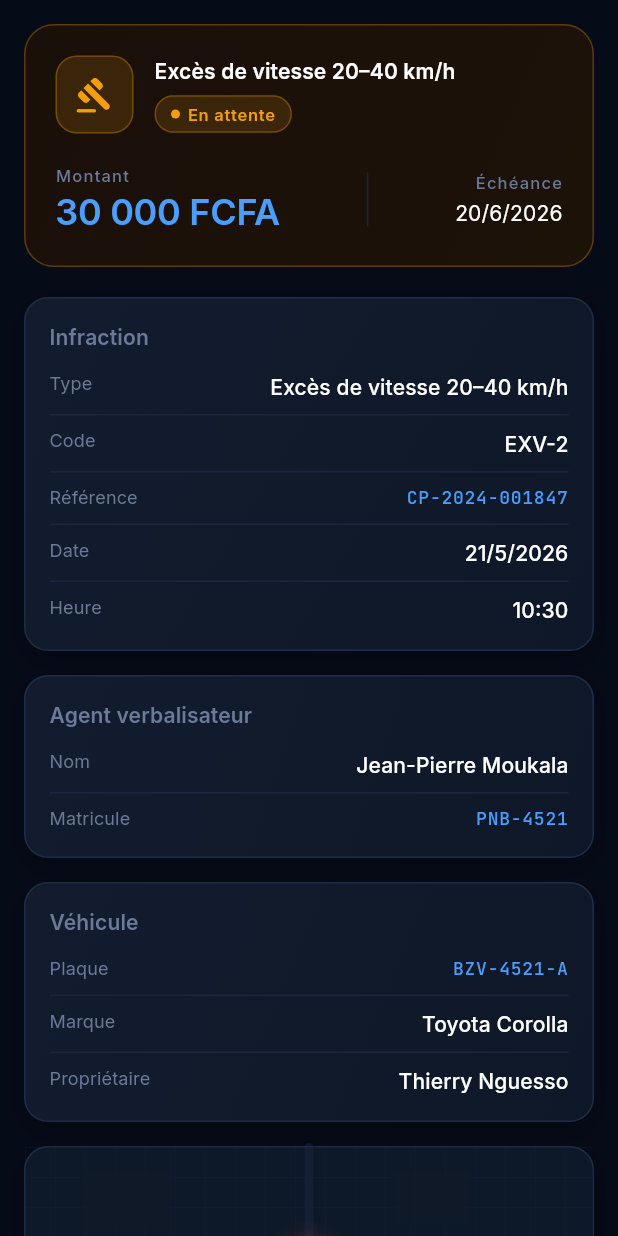
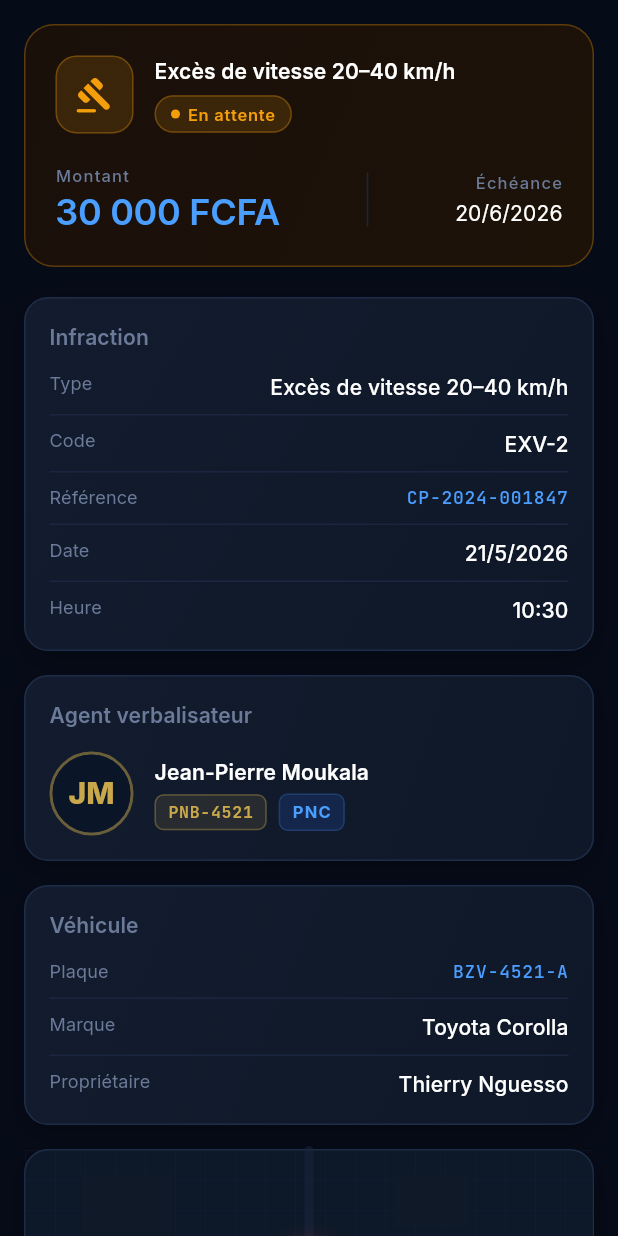
Before and after one commit to Xavierik98/circulation_plus, a Flutter app: the _FineDetailsBody widget shown alone on an empty page, opened directly with sample values from the repository, on a phone screen of 412 x 824 dp. Run offline on Flutter 3.47's test engine with Material 3 defaults, Android fonts, the phone set to English and light mode, and no system bars; drawn by our look-alikes of flutter_animate; our stand-ins replace dio, firebase_core, firebase_messaging, fl_chart, flutter_map, flutter_riverpod and 9 more; accounts and stored records are empty; network calls fail.

Commit message:
feat: photo agent verbalisateur dans l'écran de détails d'amende
- FineModel : nouveau champ officerPhotoUrl (nullable)
- mappers.dart : extrait officer.photoUrl du JSON API
- fine_details_screen.dart : section agent avec avatar circulaire
  (photo réseau si disponible, sinon initiales sur fond marine/or)
  + badge matricule stylisé or + badge PNC

Co-Authored-By: Claude Sonnet 4.6 <noreply@anthropic.com>

```diff
--- a/lib/data/mappers.dart
+++ b/lib/data/mappers.dart
@@ -45,6 +45,7 @@ FineModel fineFromJson(Map<String, dynamic> j) {
     officerId: j['officerId'] as String? ?? '',
     officerName: officer?['name'] as String? ?? '',
     officerBadge: officer?['badgeNumber'] as String? ?? '',
+    officerPhotoUrl: officer?['photoUrl'] as String?,
     infractionCode: infraction?['code'] as String? ?? '',
     infractionLabel: infraction?['libelle'] as String? ?? '',
     amount: (j['montantTotal'] as num?)?.toInt() ?? 0,
--- a/lib/features/citizen/presentation/fine_details_screen.dart
+++ b/lib/features/citizen/presentation/fine_details_screen.dart
@@ -135,13 +135,7 @@ class _FineDetailsBody extends StatelessWidget {
           const SizedBox(height: 16),
 
           // Officer info
-          _buildSection('Agent verbalisateur', [
-            _DetailRow(label: 'Nom', value: fine.officerName),
-            _DetailRow(
-                label: 'Matricule',
-                value: fine.officerBadge,
-                isMono: true),
-          ]),
+          _buildOfficerSection(fine),
 
           const SizedBox(height: 16),
 
@@ -306,6 +300,115 @@ class _FineDetailsBody extends StatelessWidget {
         ],
       ),
     ).animate().fadeIn(duration: 400.ms).scale(begin: const Offset(0.97, 0.97));
+  }
+
+  Widget _buildOfficerSection(FineModel fine) {
+    return PremiumCard(
+      child: Column(
+        crossAxisAlignment: CrossAxisAlignment.start,
+        children: [
+          Text('Agent verbalisateur',
+              style: AppTextStyles.titleSmall
+                  .copyWith(color: AppColors.textTertiary)),
+          const SizedBox(height: 14),
+          Row(
+            children: [
+              // Avatar photo ou initiales
+              Container(
+                width: 56,
+                height: 56,
+                decoration: BoxDecoration(
+                  shape: BoxShape.circle,
+                  border: Border.all(
+                      color: AppColors.gold.withValues(alpha: 0.5), width: 2),
+                  color: AppColors.policeNavy,
+                ),
+                child: ClipOval(
+                  child: fine.officerPhotoUrl != null &&
+                          fine.officerPhotoUrl!.isNotEmpty
+                      ? Image.network(
+                          fine.officerPhotoUrl!,
+                          fit: BoxFit.cover,
+                          errorBuilder: (_, __, ___) =>
+                              _officerInitials(fine.officerName),
+                        )
+                      : _officerInitials(fine.officerName),
+                ),
+              ),
+              const SizedBox(width: 14),
+              Expanded(
+                child: Column(
+                  crossAxisAlignment: CrossAxisAlignment.start,
+                  children: [
+                    Text(fine.officerName.isEmpty ? '—' : fine.officerName,
+                        style: AppTextStyles.bodyMedium.copyWith(
+                            color: AppColors.textPrimary,
+                            fontWeight: FontWeight.w600)),
+                    const SizedBox(height: 4),
+                    Row(
+                      children: [
+                        Container(
+                          padding: const EdgeInsets.symmetric(
+                              horizontal: 8, vertical: 3),
+                          decoration: BoxDecoration(
+                            color: AppColors.gold.withValues(alpha: 0.12),
+                            borderRadius: BorderRadius.circular(6),
+                            border: Border.all(
+                                color: AppColors.gold.withValues(alpha: 0.35)),
+                          ),
+                          child: Text(
+                            fine.officerBadge.isEmpty ? '—' : fine.officerBadge,
+                            style: AppTextStyles.mono.copyWith(
+                                fontSize: 11,
+                                color: AppColors.gold,
+                                fontWeight: FontWeight.w700),
+                          ),
+                        ),
+                        const SizedBox(width: 8),
+                        Container(
+                          padding: const EdgeInsets.symmetric(
+                              horizontal: 8, vertical: 3),
+                          decoration: BoxDecoration(
+                            color: AppColors.policeBlue.withValues(alpha: 0.5),
+                            borderRadius: BorderRadius.circular(6),
+                            border: Border.all(
+                                color: AppColors.primary.withValues(alpha: 0.2)),
+                          ),
+                          child: Text('PNC',
+                              style: AppTextStyles.caption.copyWith(
+                                  color: AppColors.primary,
+                                  fontWeight: FontWeight.w700)),
+                        ),
+                      ],
+                    ),
+                  ],
+                ),
+              ),
+            ],
+          ),
+        ],
+      ),
+    ).animate().fadeIn(delay: 150.ms);
+  }
+
+  Widget _officerInitials(String name) {
+    final parts = name.trim().split(RegExp(r'\s+'));
+    final initials = parts
+        .take(2)
+        .map((p) => p.isNotEmpty ? p[0].toUpperCase() : '')
+        .join();
+    return Container(
+      color: AppColors.policeNavy,
+      child: Center(
+        child: Text(
+          initials.isEmpty ? '?' : initials,
+          style: const TextStyle(
+              color: AppColors.gold,
+              fontSize: 20,
+              fontWeight: FontWeight.w800),
+        ),
+      ),
+    );
   }
 
   Widget _buildSection(String title, List<Widget> rows) {
--- a/lib/shared/models/fine_model.dart
+++ b/lib/shared/models/fine_model.dart
@@ -20,7 +20,8 @@ class FineModel {
   final String location;
   final double latitude;
   final double longitude;
-  final String? paymentId;   // UUID du paiement (pour le reçu)
+  final String? officerPhotoUrl;  // Photo de l'agent verbalisateur
+  final String? paymentId;        // UUID du paiement (pour le reçu)
   final String? paymentRef;
   final DateTime? paidAt;
   final String? paymentMethod;
@@ -45,6 +46,7 @@ class FineModel {
     required this.location,
     required this.latitude,
     required this.longitude,
+    this.officerPhotoUrl,
     this.paymentId,
     this.paymentRef,
     this.paidAt,
```
